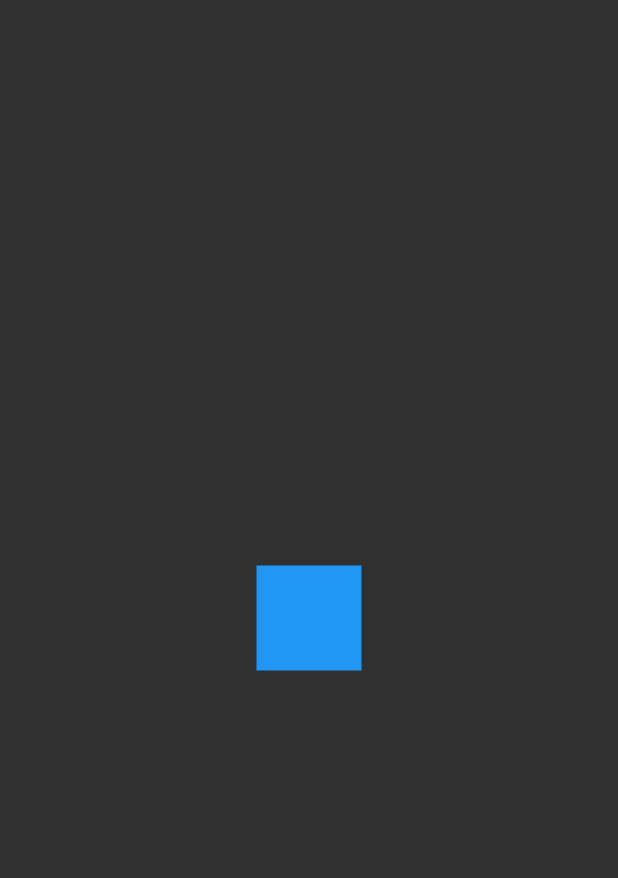
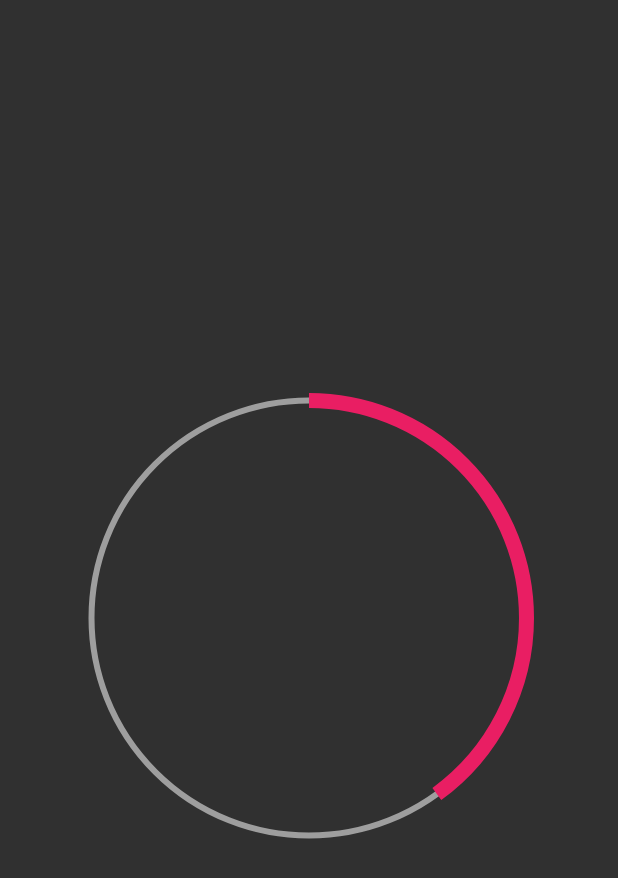
Before and after one commit to DanielFernandoYepezVelez/02-Proyecto-Movil-Flutter-Intermedio-Animaciones, a Flutter app: the screen it shows after launch, on a phone screen of 412 x 824 dp. Shown: the top 878 px of the screen. Run offline on Flutter 3.47's test engine with Material 2 defaults, Android fonts, the phone set to English and light mode, and no system bars.

Commit message:
Iniciando La Parte Del Progress Circular

```diff
--- a/lib/main.dart
+++ b/lib/main.dart
@@ -17,7 +17,7 @@ class MyApp extends StatelessWidget {
     return MaterialApp(
       debugShowCheckedModeBanner: false,
       title: 'Animaciones App',
-      initialRoute: 'reto',
+      initialRoute: 'circular',
       routes: appRoutes,
       theme: tema,
     );
--- a/lib/routes/routes.dart
+++ b/lib/routes/routes.dart
@@ -6,4 +6,5 @@ import 'package:animations_app/screens/screens.dart';
 final Map<String, Widget Function(BuildContext)> appRoutes = {
   'home': (_) => AnimationsScreen(),
   'reto': (_) => CuadradoAnimadoScreen(),
+  'circular': (_) => CircularProgressScreen(),
 };
--- /dev/null
+++ b/lib/screens/circular_progress_screen.dart
@@ -0,0 +1,69 @@
+import 'dart:math';
+import 'package:flutter/material.dart';
+
+class CircularProgressScreen extends StatefulWidget {
+  const CircularProgressScreen({Key? key}) : super(key: key);
+
+  @override
+  _CircularProgressScreenState createState() => _CircularProgressScreenState();
+}
+
+class _CircularProgressScreenState extends State<CircularProgressScreen> {
+  @override
+  Widget build(BuildContext context) {
+    return Scaffold(
+      body: Center(
+        child: Container(
+          padding: EdgeInsets.all(5),
+          width: 300,
+          height: 300,
+          // color: Colors.red,
+          child: CustomPaint(
+            painter: _MiRadialProgress(40),
+          ),
+        ),
+      ),
+    );
+  }
+}
+
+class _MiRadialProgress extends CustomPainter {
+  final porcentaje;
+
+  _MiRadialProgress(this.porcentaje);
+
+  @override
+  void paint(Canvas canvas, Size size) {
+    /*Es El Lapiz*/
+    final paint = new Paint()
+      ..strokeWidth = 4
+      ..color = Colors.grey
+      ..style = PaintingStyle.stroke;
+
+    final center = new Offset(size.width * 0.5, size.height * 0.5);
+    final radio = min(size.width * 0.5, size.height * 0.5);
+
+    /** Donde Se Va A Dibujar (Lienzo) */
+    canvas.drawCircle(center, radio, paint);
+
+    /** Arco */
+    final paintArco = new Paint()
+      ..strokeWidth = 10
+      ..color = Colors.pink
+      ..style = PaintingStyle.stroke;
+
+    /** La Parte Que Se Va Ir LLenando */
+    double arcAngle = 2 * pi * (this.porcentaje / 100);
+
+    canvas.drawArc(
+      Rect.fromCircle(center: center, radius: radio),
+      (-(pi) / 2),
+      arcAngle,
+      false,
+      paintArco,
+    );
+  }
+
+  @override
+  bool shouldRepaint(covariant CustomPainter oldDelegate) => true;
+}
--- a/lib/screens/screens.dart
+++ b/lib/screens/screens.dart
@@ -1,2 +1,3 @@
 export 'package:animations_app/retos/cuadrado_animado.dart';
 export 'package:animations_app/screens/animaciones_screen.dart';
+export 'package:animations_app/screens/circular_progress_screen.dart';
```
